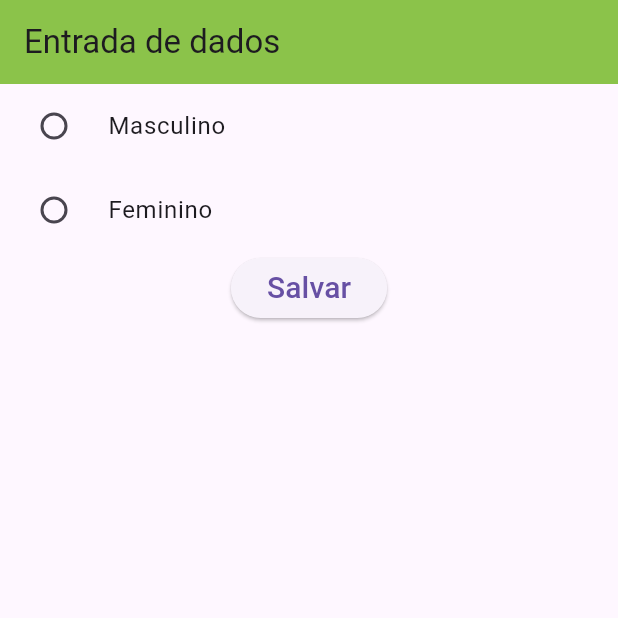
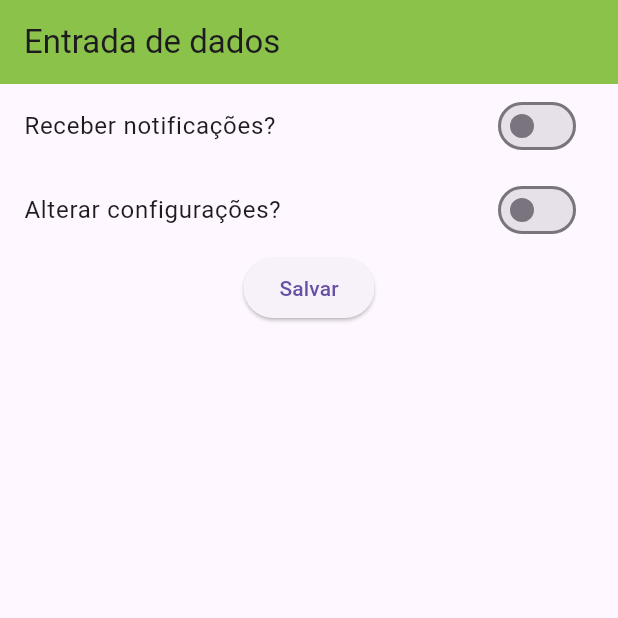
Before and after one commit to roberiosouza/entrada-dados-flutter, a Flutter app: the screen it shows after launch, after a tap on "Salvar", on a phone screen of 412 x 824 dp, the top half of it. Run offline on Flutter 3.47's test engine with Material 3 defaults, Android fonts, the phone set to English and light mode, and no system bars.

Commit message:
Implementado tela usando Switch e SwitchListTitle

```diff
--- /dev/null
+++ b/lib/entrada-switch.dart
@@ -0,0 +1,61 @@
+import 'package:flutter/material.dart';
+
+class EntradaSwitch extends StatefulWidget {
+  const EntradaSwitch({super.key});
+
+  @override
+  State<EntradaSwitch> createState() => _EntradaSwitchState();
+}
+
+class _EntradaSwitchState extends State<EntradaSwitch> {
+  bool _selecaoUsuario = false;
+  bool _escolhaConfig = false;
+
+  @override
+  Widget build(BuildContext context) {
+    return Scaffold(
+      appBar: AppBar(
+        title: Text("Entrada de dados"),
+        backgroundColor: Colors.lightGreen,
+      ),
+      body: Container(
+        child: Column(
+          children: [
+            SwitchListTile(
+                title: Text("Receber notificações?"),
+                value: _selecaoUsuario,
+                onChanged: (bool valor) {
+                  setState(() {
+                    _selecaoUsuario = valor;
+                  });
+                }),
+            SwitchListTile(
+                title: Text("Alterar configurações?"),
+                value: _escolhaConfig,
+                onChanged: (bool valor) {
+                  setState(() {
+                    _escolhaConfig = valor;
+                  });
+                }),
+            ElevatedButton(
+                onPressed: () {
+                  print("Resultado notificação: " +
+                      _selecaoUsuario.toString() +
+                      " Resultado configuração: " +
+                      _escolhaConfig.toString());
+                },
+                child: Text("Salvar"))
+            /*Switch(
+                value: _selecaoUsuario,
+                onChanged: (bool valor) {
+                  setState(() {
+                    _selecaoUsuario = valor;
+                  });
+                }),
+            Text("Receber notificações?")*/
+          ],
+        ),
+      ),
+    );
+  }
+}
--- a/lib/main.dart
+++ b/lib/main.dart
@@ -1,12 +1,14 @@
 import 'package:entrada_dados/entrada-dados.dart';
 import 'package:entrada_dados/entrada-checkbox.dart';
 import 'package:entrada_dados/entrada-radiobutton.dart';
+import 'package:entrada_dados/entrada-switch.dart';
 import 'package:flutter/material.dart';
 
 void main() {
   runApp(MaterialApp(
     // home: EntradaDados(),
     //home: EntradaCheckbox(),
-    home: EntradaRadioButton(),
+    //home: EntradaRadioButton(),
+    home: EntradaSwitch(),
   ));
 }
```
